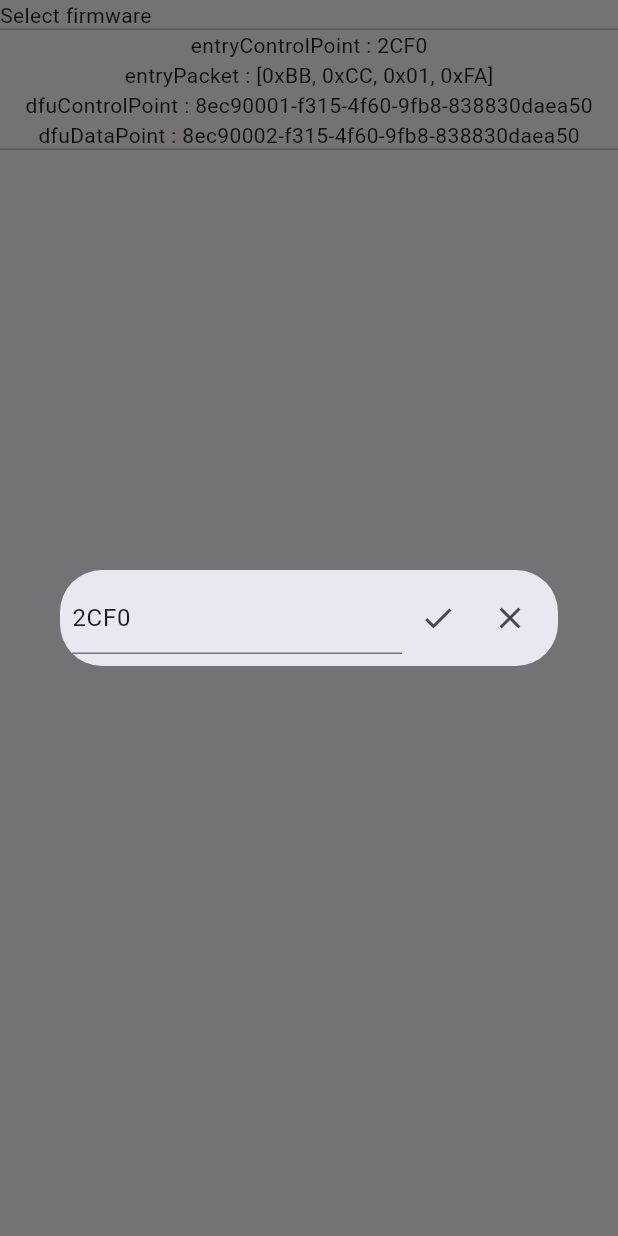
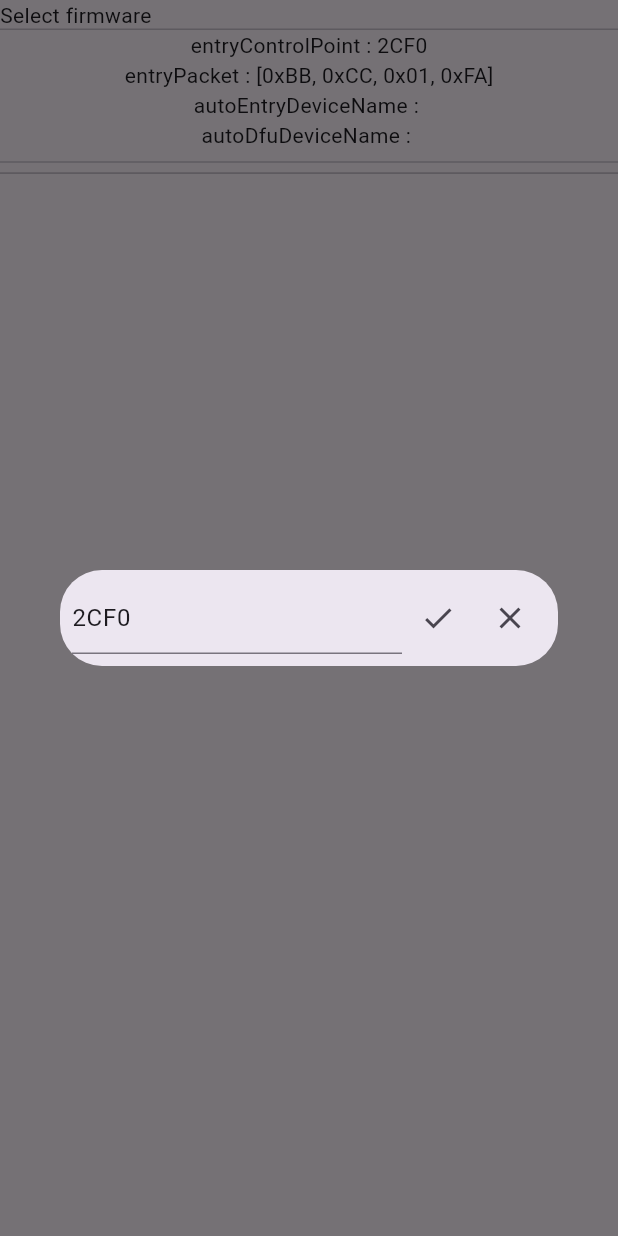
Before and after one commit to chan150/nrf_ble_dfu, a Flutter app: the screen it shows after launch, after a tap on an icon or button, on a phone screen of 412 x 824 dp. Run offline on Flutter 3.47's test engine with Material 3 defaults, Android fonts, the phone set to English and light mode, and no system bars; our stand-ins replace file_picker, flutter_mobx, mobx, shared_preferences; missing offline and left inert: flutter_blue_plus_windows; generated files the repository leaves out were written again.

Commit message:
🔨 Add `autoEntryDeviceName` and `autoDfuDeviceName`

```diff
--- a/example/lib/main.dart
+++ b/example/lib/main.dart
@@ -2,7 +2,9 @@ import 'package:flutter/cupertino.dart';
 import 'package:flutter/material.dart';
 import 'package:nrf_ble_dfu/nrf_ble_dfu.dart';
 
-void main() {
+Future<void> main() async {
+  WidgetsFlutterBinding.ensureInitialized();
+  await NrfBleDfu().waitForCompletion();
   runApp(const MyApp());
 }
 
--- a/lib/src/nrf_ble_dfu.dart
+++ b/lib/src/nrf_ble_dfu.dart
@@ -5,11 +5,13 @@ import 'dart:typed_data';
 import 'package:archive/archive_io.dart';
 import 'package:file_picker/file_picker.dart';
 import 'package:flutter_blue_plus_windows/flutter_blue_plus_windows.dart';
+import 'package:mobx/mobx.dart';
 import 'package:nrf_ble_dfu/nrf_ble_dfu.dart';
 import 'package:nrf_ble_dfu/src/state/dfu_entry_state.dart';
 import 'package:nrf_ble_dfu/src/state/dfu_progress_state.dart';
 import 'package:path/path.dart';
 import 'package:path_provider/path_provider.dart';
+import 'package:shared_preferences/shared_preferences.dart';
 
 export 'dart:async';
 export 'dart:io';
@@ -20,14 +22,44 @@ class NrfBleDfu {
   static final _instance = NrfBleDfu._internal();
 
   NrfBleDfu._internal() {
+    initializeSharedPreference();
     FlutterBluePlus.setLogLevel(LogLevel.error);
   }
 
+  late SharedPreferences prefs;
   final entry = BleDeviceState();
   final dfu = BleDeviceState();
   final file = DfuFileState();
   final setup = DfuEntryState();
   final progress = DfuProgressState();
+
+  Future<void> initializeSharedPreference() async {
+    prefs = await SharedPreferences.getInstance();
+    setup.autoEntryDeviceName = prefs.getString('autoEntryDeviceName') ?? '';
+    setup.autoDfuDeviceName = prefs.getString('autoDfuDeviceName') ?? '';
+    await _done();
+  }
+
+  Future<void> waitForCompletion() async {
+    await asyncWhen((_) => _completed.value == true);
+    log('Completed $runtimeType');
+  }
+
+  late final _done = Action(() => _completed.value = true);
+  final _completed = Observable(false);
+
+  String get autoEntryDeviceName => setup.autoEntryDeviceName;
+  String get autoDfuDeviceName => setup.autoDfuDeviceName;
+
+  set autoEntryDeviceName(String value){
+    setup.autoEntryDeviceName = value;
+    prefs.setString('autoEntryDeviceName', value);
+  }
+
+  set autoDfuDeviceName(String value){
+    setup.autoDfuDeviceName = value;
+    prefs.setString('autoDfuDeviceName', value);
+  }
 
   Future<void> selectDfu() async {
     final result = await FilePicker.platform.pickFiles();
--- a/lib/src/state/dfu_entry_state.dart
+++ b/lib/src/state/dfu_entry_state.dart
@@ -20,4 +20,16 @@ abstract class DfuEntryStateBase with Store {
 
   @observable
   ObservableList<BluetoothDevice> autoDfuTargets = ObservableList();
+
+  @observable
+  bool enableDfuEntryProcess = true;
+
+  @observable
+  bool enableDfuProcess = true;
+
+  @observable
+  String autoEntryDeviceName = '';
+
+  @observable
+  String autoDfuDeviceName = '';
 }
--- a/lib/src/widget/auto_ble_dfu.dart
+++ b/lib/src/widget/auto_ble_dfu.dart
@@ -9,6 +9,7 @@ class AutoBleDfu extends StatelessObserverWidget {
   Widget build(BuildContext context) {
     return Wrap(
       children: [
+        const Divider(),
         for(final item in NrfBleDfu().setup.autoDfuTargets)
           Text('${item.platformName}[${item.remoteId}]'),
       ],
--- a/lib/src/widget/ble_entry_setup.dart
+++ b/lib/src/widget/ble_entry_setup.dart
@@ -23,14 +23,14 @@ class BleEntrySetup extends StatelessObserverWidget {
           },
         ),
         EditableText(
-          k: 'dfuControlPoint',
-          v: NrfBleDfu().setup.dfuControlPoint,
-          updateFn: (s) => NrfBleDfu().setup.dfuControlPoint = s,
+          k: 'autoEntryDeviceName',
+          v: NrfBleDfu().autoEntryDeviceName,
+          updateFn: (s) => NrfBleDfu().autoEntryDeviceName = s,
         ),
         EditableText(
-          k: 'dfuDataPoint',
-          v: NrfBleDfu().setup.dfuDataPoint,
-          updateFn: (s) => NrfBleDfu().setup.dfuDataPoint = s,
+          k: 'autoDfuDeviceName',
+          v: NrfBleDfu().autoDfuDeviceName,
+          updateFn: (s) => NrfBleDfu().autoDfuDeviceName = s,
         ),
       ],
     );
--- a/pubspec.yaml
+++ b/pubspec.yaml
@@ -18,6 +18,7 @@ dependencies:
   archive: ">=3.4.10"
   path_provider: ">=2.1.3"
   path: ">=1.9.0"
+  shared_preferences: ">=2.2.3"
 
 dev_dependencies:
   flutter_test:
```
Also changed, not shown: lib/src/state/dfu_entry_state.g.dart, 1 other file.
